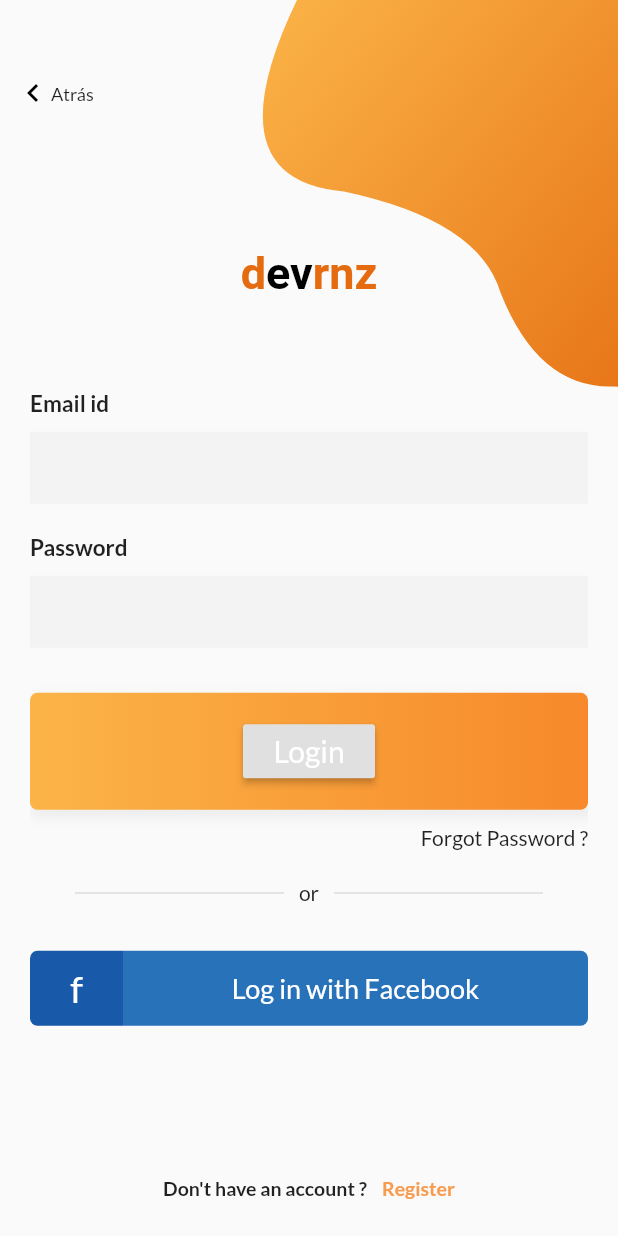
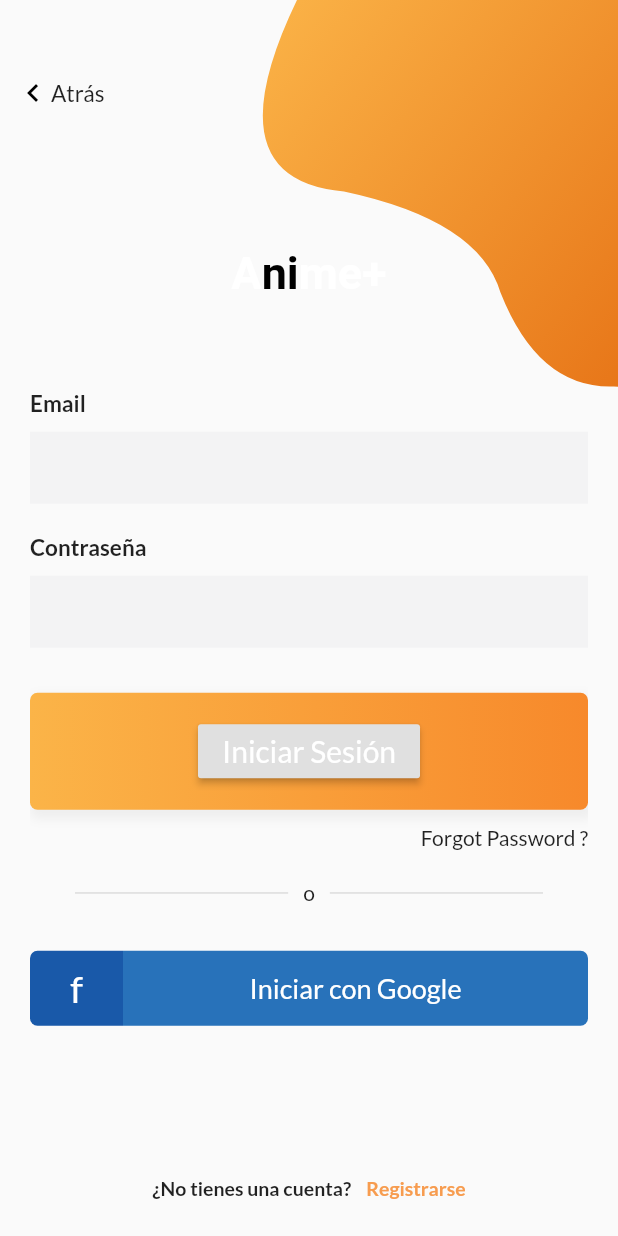
Before and after one commit to ADRI082/animePlus, a Flutter app: the WelcomePage screen opened directly, after a tap on "Iniciar Sesión", on a phone screen of 412 x 824 dp. Run offline on Flutter 3.47's test engine with Material 2 defaults, Android fonts, the phone set to English and light mode, and no system bars; our stand-ins replace firebase_auth, firebase_core, google_fonts; accounts and stored records are empty; network calls fail.

Commit message:
cambio tabulación

```diff
--- a/lib/login/loginPage.dart
+++ b/lib/login/loginPage.dart
@@ -1,6 +1,6 @@
-
 import 'package:anime_plus/login/signup.dart';
-
+import 'package:provider/provider.dart';
+import '../AuthenticationService.dart';
 import 'Widget/bezierContainer.dart';
 import 'package:flutter/material.dart';
 import 'package:google_fonts/google_fonts.dart';
@@ -34,28 +34,23 @@ class _LoginPageState extends State<LoginPage> {
               padding: EdgeInsets.only(left: 0, top: 10, bottom: 10),
               child: Icon(Icons.keyboard_arrow_left, color: Colors.black),
             ),
-            Text('Atrás',
-                style: TextStyle(fontSize: 12, fontWeight: FontWeight.w500))
+            Text('Atrás', style: TextStyle(fontSize: 15, fontWeight: FontWeight.w500))
           ],
         ),
       ),
     );
   }
 
-  Widget _entryField(String title, {bool isPassword = false}) {
+  Widget _entryField(String title, TextEditingController controlador , {bool isPassword = false} ) {
     return Container(
       margin: EdgeInsets.symmetric(vertical: 10),
       child: Column(
         crossAxisAlignment: CrossAxisAlignment.start,
         children: <Widget>[
-          Text(
-            title,
-            style: TextStyle(fontWeight: FontWeight.bold, fontSize: 15),
-          ),
-          SizedBox(
-            height: 10,
-          ),
+          Text(title,style: TextStyle(fontWeight: FontWeight.bold, fontSize: 15)),
+          SizedBox(height: 10),
           TextField(
+              controller : controlador,
               obscureText: isPassword,
               decoration: InputDecoration(
                   border: InputBorder.none,
@@ -85,8 +80,13 @@ class _LoginPageState extends State<LoginPage> {
               end: Alignment.centerRight,
               colors: [Color(0xfffbb448), Color(0xfff7892b)])),
       child: RaisedButton(
-        child:Text('Login', style: TextStyle(fontSize: 20, color: Colors.white)),
-        onPressed:(){}
+        child:Text('Iniciar Sesión', style: TextStyle(fontSize: 20, color: Colors.white)),
+        onPressed:() {
+          context.read<AuthenticationService>().signUp(
+            email: emailController.text.trim(),
+            password: passwordController.text.trim(),
+          );
+        }
       ),
 
     );
@@ -98,29 +98,21 @@ class _LoginPageState extends State<LoginPage> {
       margin: EdgeInsets.symmetric(vertical: 10),
       child: Row(
         children: <Widget>[
-          SizedBox(
-            width: 20,
-          ),
+          SizedBox( width: 20),
           Expanded(
             child: Padding(
               padding: EdgeInsets.symmetric(horizontal: 10),
-              child: Divider(
-                thickness: 1,
-              ),
+              child: Divider( thickness: 1),
             ),
           ),
-          Text('or'),
+          Text('o'),
           Expanded(
             child: Padding(
               padding: EdgeInsets.symmetric(horizontal: 10),
-              child: Divider(
-                thickness: 1,
-              ),
+              child: Divider( thickness: 1),
             ),
           ),
-          SizedBox(
-            width: 20,
-          ),
+          SizedBox(width: 20),
         ],
       ),
     );
@@ -162,7 +154,7 @@ class _LoginPageState extends State<LoginPage> {
                     topRight: Radius.circular(5)),
               ),
               alignment: Alignment.center,
-              child: Text('Log in with Facebook',
+              child: Text('Iniciar con Google',
                   style: TextStyle(
                       color: Colors.white,
                       fontSize: 18,
@@ -176,10 +168,7 @@ class _LoginPageState extends State<LoginPage> {
 
   Widget _createAccountLabel() {
     return InkWell(
-      onTap: () {
-        Navigator.push(
-            context, MaterialPageRoute(builder: (context) => SignUpPage()));
-      },
+      onTap: () => Navigator.push(context, MaterialPageRoute(builder: (context) => SignUpPage())),
       child: Container(
         margin: EdgeInsets.symmetric(vertical: 20),
         padding: EdgeInsets.all(15),
@@ -187,15 +176,9 @@ class _LoginPageState extends State<LoginPage> {
         child: Row(
           mainAxisAlignment: MainAxisAlignment.center,
           children: <Widget>[
-            Text(
-              'Don\'t have an account ?',
-              style: TextStyle(fontSize: 13, fontWeight: FontWeight.w600),
-            ),
-            SizedBox(
-              width: 10,
-            ),
-            Text(
-              'Register',
+            Text('¿No tienes una cuenta?', style: TextStyle(fontSize: 13, fontWeight: FontWeight.w600)),
+            SizedBox(width: 10),
+            Text('Registrarse',
               style: TextStyle(
                   color: Color(0xfff79c4f),
                   fontSize: 13,
@@ -211,22 +194,16 @@ class _LoginPageState extends State<LoginPage> {
     return RichText(
       textAlign: TextAlign.center,
       text: TextSpan(
-          text: 'd',
+          text: 'A',
           style: GoogleFonts.portLligatSans(
             textStyle: Theme.of(context).textTheme.headline4,
             fontSize: 30,
             fontWeight: FontWeight.w700,
-            color: Color(0xffe46b10),
+            color: Colors.white,
           ),
           children: [
-            TextSpan(
-              text: 'ev',
-              style: TextStyle(color: Colors.black, fontSize: 30),
-            ),
-            TextSpan(
-              text: 'rnz',
-              style: TextStyle(color: Color(0xffe46b10), fontSize: 30),
-            ),
+            TextSpan(text: 'ni', style: TextStyle(color: Colors.black, fontSize: 30)),
+            TextSpan(text: 'me+',style: TextStyle(color: Colors.white, fontSize: 30)),
           ]),
     );
   }
@@ -234,8 +211,8 @@ class _LoginPageState extends State<LoginPage> {
   Widget _emailPasswordWidget() {
     return Column(
       children: <Widget>[
-        _entryField("Email id"),
-        _entryField("Password", isPassword: true),
+        _entryField("Email", emailController),
+        _entryField("Contraseña", passwordController, isPassword: true),
       ],
     );
   }
@@ -268,9 +245,7 @@ class _LoginPageState extends State<LoginPage> {
                   Container(
                     padding: EdgeInsets.symmetric(vertical: 10),
                     alignment: Alignment.centerRight,
-                    child: Text('Forgot Password ?',
-                        style: TextStyle(
-                            fontSize: 14, fontWeight: FontWeight.w500)),
+                    child: Text('Forgot Password ?',style: TextStyle(fontSize: 14, fontWeight: FontWeight.w500)),
                   ),
                   _divider(),
                   _facebookButton(),
--- a/lib/login/signup.dart
+++ b/lib/login/signup.dart
@@ -9,7 +9,6 @@ class SignUpPage extends StatefulWidget {
   SignUpPage({Key key, this.title}) : super(key: key);
 
   final String title;
-
 
   @override
   _SignUpPageState createState() => _SignUpPageState();
@@ -33,8 +32,7 @@ class _SignUpPageState extends State<SignUpPage> {
               padding: EdgeInsets.only(left: 0, top: 10, bottom: 10),
               child: Icon(Icons.keyboard_arrow_left, color: Colors.black),
             ),
-            Text('Back',
-                style: TextStyle(fontSize: 12, fontWeight: FontWeight.w500))
+            Text('Atrás', style: TextStyle(fontSize: 15, fontWeight: FontWeight.w500))
           ],
         ),
       ),
@@ -86,13 +84,9 @@ class _SignUpPageState extends State<SignUpPage> {
                   begin: Alignment.centerLeft,
                   end: Alignment.centerRight,
                   colors: [Color(0xfffbb448), Color(0xfff7892b)])),
-          child: Text(
-            'Register Now',
-            style: TextStyle(fontSize: 20, color: Colors.white),
-          ),
+          child: Text('Registrarse ahora', style: TextStyle(fontSize: 20, color: Colors.white)),
         ),
         RaisedButton(onPressed: () {
-          final email =  emailController.text.trim();
           context.read<AuthenticationService>().signUp(
             email: emailController.text.trim(),
             password: passwordController.text.trim(),
@@ -116,14 +110,14 @@ class _SignUpPageState extends State<SignUpPage> {
           mainAxisAlignment: MainAxisAlignment.center,
           children: <Widget>[
             Text(
-              'Already have an account ?',
+              '¿Tienes ya una cuenta?',
               style: TextStyle(fontSize: 13, fontWeight: FontWeight.w600),
             ),
             SizedBox(
               width: 10,
             ),
             Text(
-              'Login',
+              'Iniciar Sesión',
               style: TextStyle(
                   color: Color(0xfff79c4f),
                   fontSize: 13,
@@ -139,22 +133,16 @@ class _SignUpPageState extends State<SignUpPage> {
     return RichText(
       textAlign: TextAlign.center,
       text: TextSpan(
-          text: 'd',
+          text: 'A',
           style: GoogleFonts.portLligatSans(
             textStyle: Theme.of(context).textTheme.headline4,
             fontSize: 30,
             fontWeight: FontWeight.w700,
-            color: Color(0xffe46b10),
+            color: Colors.white,
           ),
           children: [
-            TextSpan(
-              text: 'ev',
-              style: TextStyle(color: Colors.black, fontSize: 30),
-            ),
-            TextSpan(
-              text: 'rnz',
-              style: TextStyle(color: Color(0xffe46b10), fontSize: 30),
-            ),
+            TextSpan(text: 'ni', style: TextStyle(color: Colors.black, fontSize: 30)),
+            TextSpan(text: 'me+',style: TextStyle(color: Colors.white, fontSize: 30)),
           ]),
     );
   }
@@ -162,7 +150,7 @@ class _SignUpPageState extends State<SignUpPage> {
   Widget _emailPasswordWidget() {
     return Column(
       children: <Widget>[
-        _entryField("Username",usuarioController),
+        _entryField("Username", usuarioController),
         _entryField("Email id", emailController),
         _entryField("Password", passwordController,isPassword: true),
       ],
@@ -191,13 +179,9 @@ class _SignUpPageState extends State<SignUpPage> {
                   children: <Widget>[
                     SizedBox(height: height * .2),
                     _title(),
-                    SizedBox(
-                      height: 50,
-                    ),
+                    SizedBox(height: 50),
                     _emailPasswordWidget(),
-                    SizedBox(
-                      height: 20,
-                    ),
+                    SizedBox(height: 20),
                     _submitButton(context),
                     SizedBox(height: height * .14),
                     _loginAccountLabel(),
--- a/lib/welcomePage.dart
+++ b/lib/welcomePage.dart
@@ -16,10 +16,7 @@ class WelcomePage extends StatefulWidget {
 class _WelcomePageState extends State<WelcomePage> {
   Widget _submitButton() {
     return InkWell(
-      onTap: () {
-        Navigator.push(
-            context, MaterialPageRoute(builder: (context) => LoginPage()));
-      },
+      onTap: () =>  Navigator.push(context, MaterialPageRoute(builder: (context) => LoginPage())),
       child: Container(
         width: MediaQuery.of(context).size.width,
         padding: EdgeInsets.symmetric(vertical: 13),
@@ -42,10 +39,7 @@ class _WelcomePageState extends State<WelcomePage> {
 
   Widget _signUpButton() {
     return InkWell(
-      onTap: () {
-        Navigator.push(
-            context, MaterialPageRoute(builder: (context) => SignUpPage()));
-      },
+      onTap: () => Navigator.push(context, MaterialPageRoute(builder: (context) => SignUpPage())),
       child: Container(
         width: MediaQuery.of(context).size.width,
         padding: EdgeInsets.symmetric(vertical: 13),
@@ -54,11 +48,26 @@ class _WelcomePageState extends State<WelcomePage> {
           borderRadius: BorderRadius.all(Radius.circular(5)),
           border: Border.all(color: Colors.white, width: 2),
         ),
-        child: Text(
-          'Registrarse',
-          style: TextStyle(fontSize: 20, color: Colors.white),
-        ),
+        child: Text('Registrarse',style: TextStyle(fontSize: 20, color: Colors.white)),
       ),
+    );
+  }
+
+  Widget _title() {
+    return RichText(
+      textAlign: TextAlign.center,
+      text: TextSpan(
+          text: 'A',
+          style: GoogleFonts.portLligatSans(
+            textStyle: Theme.of(context).textTheme.headline4,
+            fontSize: 30,
+            fontWeight: FontWeight.w700,
+            color: Colors.white,
+          ),
+          children: [
+            TextSpan(text: 'ni', style: TextStyle(color: Colors.black, fontSize: 30)),
+            TextSpan(text: 'me+',style: TextStyle(color: Colors.white, fontSize: 30)),
+          ]),
     );
   }
 
@@ -90,30 +99,6 @@ class _WelcomePageState extends State<WelcomePage> {
   //       ));
   // }
 
-  Widget _title() {
-    return RichText(
-      textAlign: TextAlign.center,
-      text: TextSpan(
-          text: 'A',
-          style: GoogleFonts.portLligatSans(
-            textStyle: Theme.of(context).textTheme.headline4,
-            fontSize: 30,
-            fontWeight: FontWeight.w700,
-            color: Colors.white,
-          ),
-          children: [
-            TextSpan(
-              text: 'ni',
-              style: TextStyle(color: Colors.black, fontSize: 30),
-            ),
-            TextSpan(
-              text: 'me+',
-              style: TextStyle(color: Colors.white, fontSize: 30),
-            ),
-          ]),
-    );
-  }
-
   @override
   Widget build(BuildContext context) {
     return Scaffold(
@@ -139,18 +124,12 @@ class _WelcomePageState extends State<WelcomePage> {
             mainAxisAlignment: MainAxisAlignment.center,
             children: <Widget>[
               _title(),
-              SizedBox(
-                height: 80,
-              ),
+              SizedBox(height: 80),
               _submitButton(),
-              SizedBox(
-                height: 20,
-              ),
+              SizedBox(height: 20),
               _signUpButton(),
-              SizedBox(
-                height: 20,
-              ),
-              // _label()
+              SizedBox(height: 20),
+              // _label() // Comentamos el fingerprint
             ],
           ),
         ),
```
